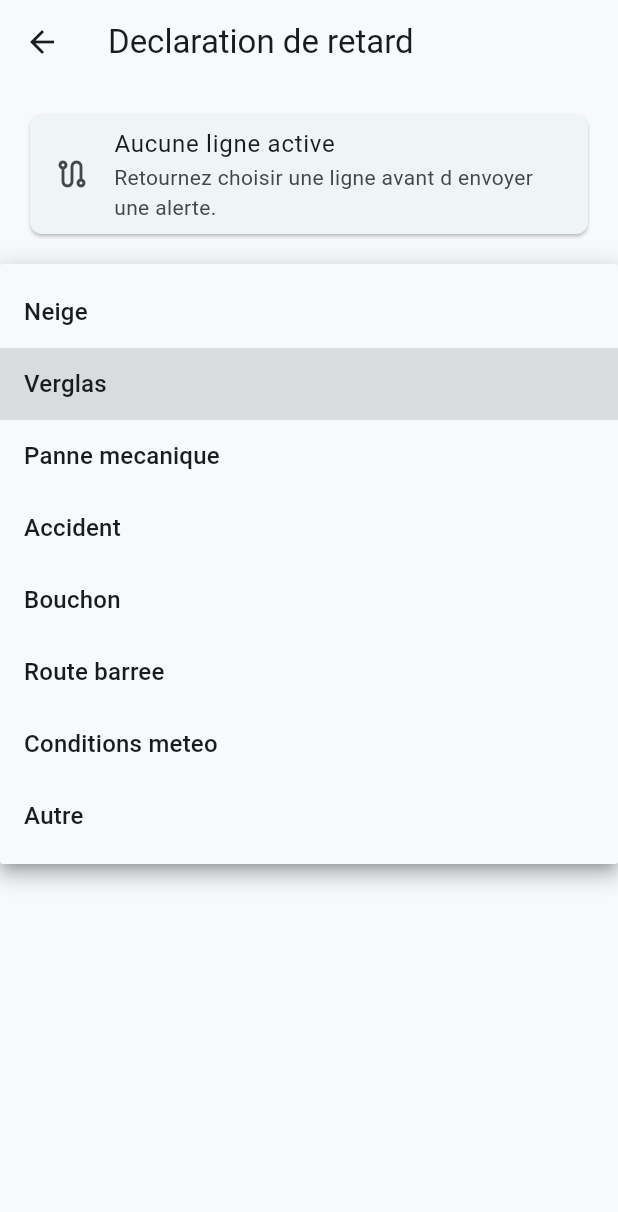
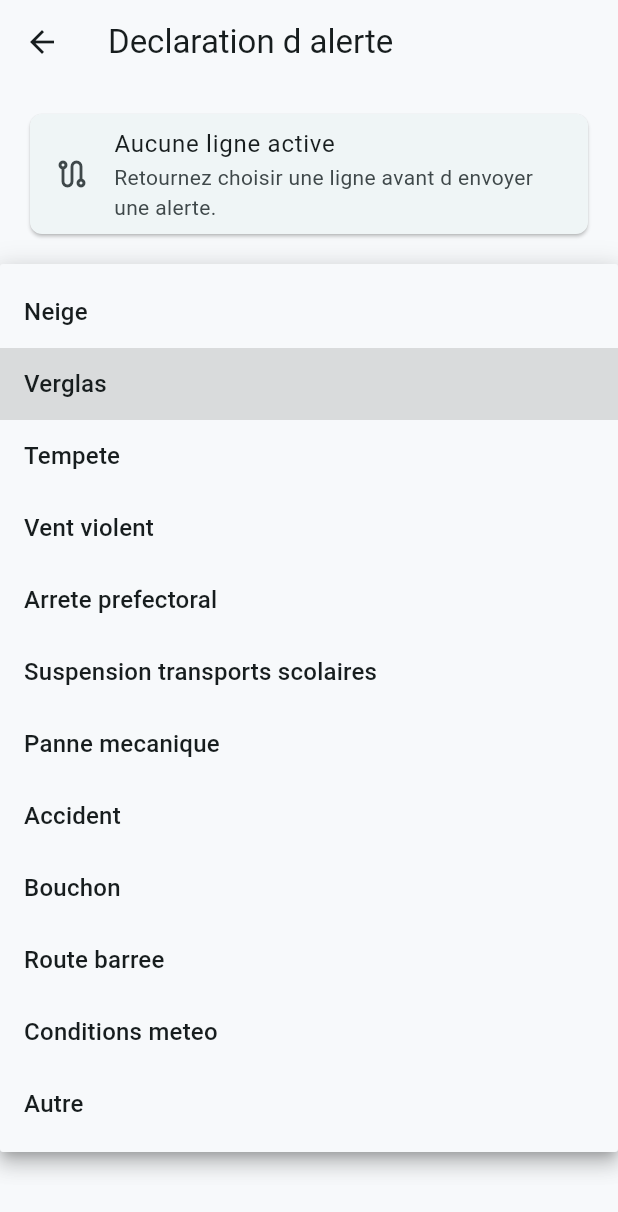
Before and after one commit to patryckduche-prog/transport-scolaire, a Flutter app: the DelayScreen screen opened directly, after a tap on "Verglas", on a phone screen of 412 x 824 dp. Shown: the top 1212 px of the screen. Run offline on Flutter 3.47's test engine with Material 3 defaults, Android fonts, the phone set to English and light mode, and no system bars; our stand-ins replace connectivity_plus, dio, firebase_core, firebase_messaging, fl_chart, flutter_local_notifications and 6 more; accounts and stored records are empty; network calls fail.

Commit message:
Add official suspension alert option

```diff
--- a/mobile/lib/screens/driver/delay_screen.dart
+++ b/mobile/lib/screens/driver/delay_screen.dart
@@ -11,8 +11,30 @@ class DelayScreen extends StatefulWidget {
 }
 
 class _DelayScreenState extends State<DelayScreen> {
-  final statuses = ['A l\'heure', 'Retard 5 minutes', 'Retard 10 minutes', 'Retard 15 minutes', 'Retard 30 minutes', 'Retard superieur a 30 minutes'];
-  final reasons = ['Neige', 'Verglas', 'Panne mecanique', 'Accident', 'Bouchon', 'Route barree', 'Conditions meteo', 'Autre'];
+  final statuses = [
+    'Information',
+    'Retard 5 minutes',
+    'Retard 10 minutes',
+    'Retard 15 minutes',
+    'Retard 30 minutes',
+    'Retard superieur a 30 minutes',
+    'Alerte importante',
+    'Transport interdit',
+  ];
+  final reasons = [
+    'Neige',
+    'Verglas',
+    'Tempete',
+    'Vent violent',
+    'Arrete prefectoral',
+    'Suspension transports scolaires',
+    'Panne mecanique',
+    'Accident',
+    'Bouchon',
+    'Route barree',
+    'Conditions meteo',
+    'Autre',
+  ];
   String status = 'Retard 15 minutes';
   String reason = 'Verglas';
   bool sending = false;
@@ -24,7 +46,7 @@ class _DelayScreenState extends State<DelayScreen> {
     try {
       await context.read<ApiService>().declareDelay(route.id, status, reason, routeName: '${route.shortName} - ${route.longName}');
       if (!mounted) return;
-      ScaffoldMessenger.of(context).showSnackBar(const SnackBar(content: Text('Retard transmis aux familles et services.')));
+      ScaffoldMessenger.of(context).showSnackBar(const SnackBar(content: Text('Alerte transmise aux familles et services.')));
     } finally {
       if (mounted) setState(() => sending = false);
     }
@@ -34,7 +56,7 @@ class _DelayScreenState extends State<DelayScreen> {
   Widget build(BuildContext context) {
     final route = context.watch<AppState>().selectedDriverRoute;
     return Scaffold(
-      appBar: AppBar(title: const Text('Declaration de retard')),
+      appBar: AppBar(title: const Text('Declaration d alerte')),
       body: ListView(padding: const EdgeInsets.all(16), children: [
         Card(
           child: ListTile(
--- a/mobile/lib/screens/login_screen.dart
+++ b/mobile/lib/screens/login_screen.dart
@@ -24,7 +24,7 @@ class LoginScreen extends StatefulWidget {
 
 class _LoginScreenState extends State<LoginScreen> {
   static const currentAppVersion =
-      String.fromEnvironment('APP_VERSION', defaultValue: '1.0.37');
+      String.fromEnvironment('APP_VERSION', defaultValue: '1.0.38');
 
   final driverCode = TextEditingController(text: 'AUMALE-2026');
   final adminEmail = TextEditingController(text: 'entreprise@demo.local');
```
Also changed, not shown: 3 other files.
